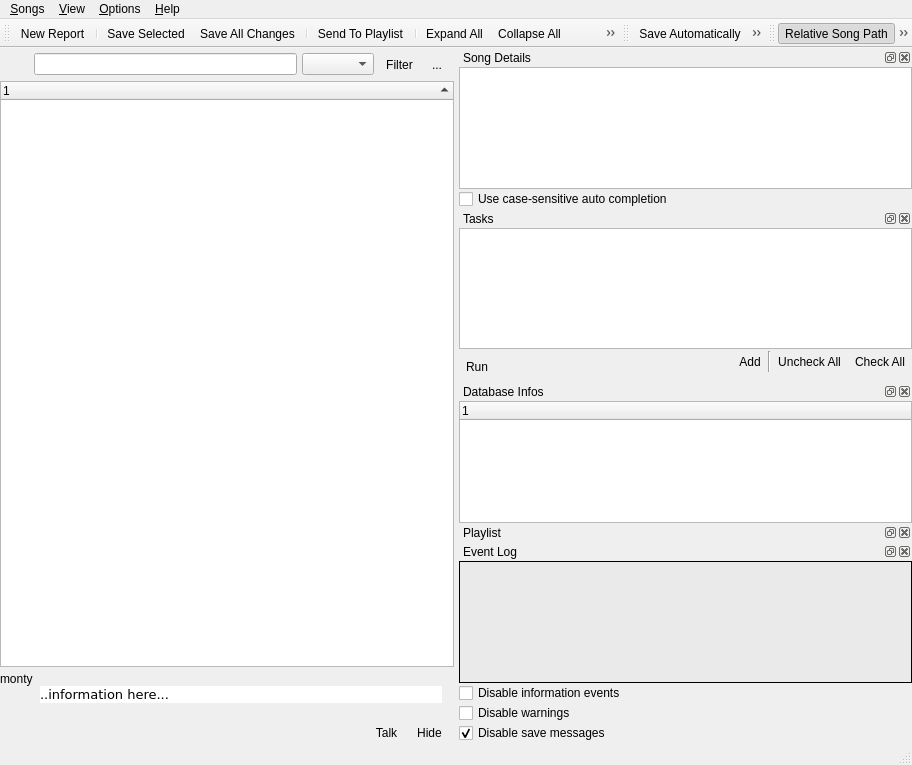
Before: the Qt Designer form uman/src/QUMainWindow.ui in UltraStar-Deluxe/UltraStar-Manager, drawn with Qt 5.
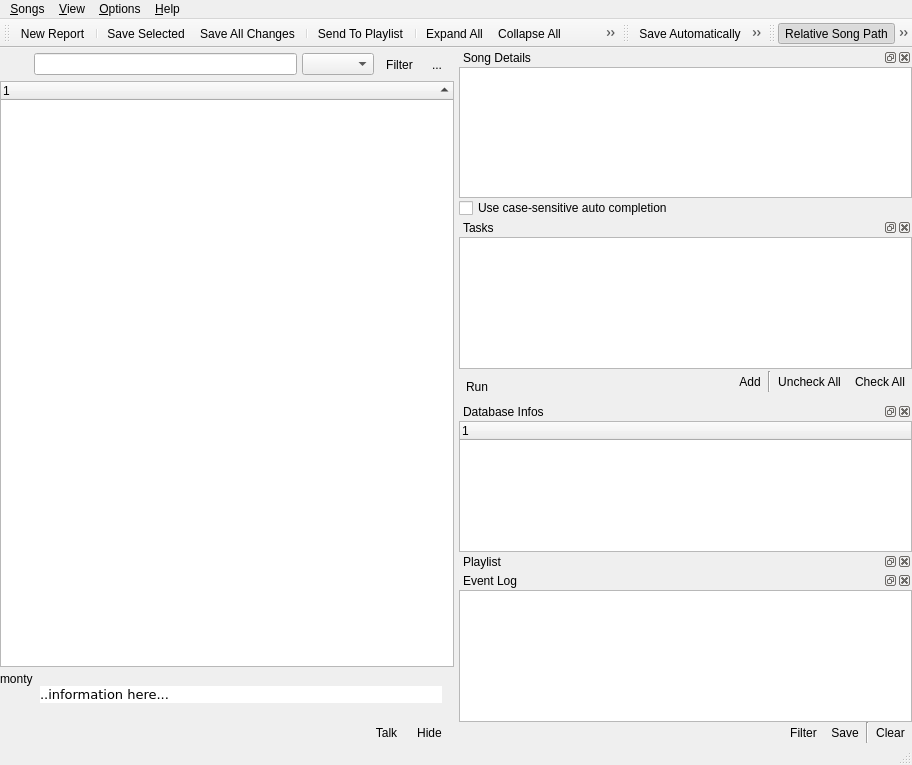
After: the same form once the commit is applied. Icons and pictures are not drawn. Custom widgets are drawn as their Qt base class.

Commit message: event logs changed; save/clear of log added

What changed in the file:
```diff
--- a/uman/src/QUMainWindow.ui
+++ b/uman/src/QUMainWindow.ui
@@ -593,7 +593,7 @@
            <x>0</x>
            <y>20</y>
            <width>451</width>
-           <height>133</height>
+           <height>142</height>
           </rect>
          </property>
          <layout class="QVBoxLayout" >
@@ -671,7 +671,7 @@
            <x>0</x>
            <y>20</y>
            <width>451</width>
-           <height>157</height>
+           <height>166</height>
           </rect>
          </property>
          <layout class="QVBoxLayout" >
@@ -867,7 +867,7 @@
            <x>0</x>
            <y>20</y>
            <width>451</width>
-           <height>114</height>
+           <height>123</height>
           </rect>
          </property>
          <layout class="QVBoxLayout" name="verticalLayout" >
@@ -938,7 +938,7 @@
            <x>0</x>
            <y>20</y>
            <width>451</width>
-           <height>175</height>
+           <height>148</height>
           </rect>
          </property>
          <layout class="QVBoxLayout" >
@@ -968,9 +968,9 @@
                <colorrole role="Base" >
                 <brush brushstyle="SolidPattern" >
                  <color alpha="255" >
-                  <red>234</red>
-                  <green>234</green>
-                  <blue>234</blue>
+                  <red>255</red>
+                  <green>255</green>
+                  <blue>255</blue>
                  </color>
                 </brush>
                </colorrole>
@@ -979,9 +979,9 @@
                <colorrole role="Base" >
                 <brush brushstyle="SolidPattern" >
                  <color alpha="255" >
-                  <red>234</red>
-                  <green>234</green>
-                  <blue>234</blue>
+                  <red>255</red>
+                  <green>255</green>
+                  <blue>255</blue>
                  </color>
                 </brush>
                </colorrole>
@@ -999,15 +999,6 @@
               </disabled>
              </palette>
             </property>
-            <property name="frameShape" >
-             <enum>QFrame::Box</enum>
-            </property>
-            <property name="frameShadow" >
-             <enum>QFrame::Plain</enum>
-            </property>
-            <property name="midLineWidth" >
-             <number>0</number>
-            </property>
             <property name="selectionMode" >
              <enum>QAbstractItemView::NoSelection</enum>
             </property>
@@ -1023,40 +1014,91 @@
            </widget>
           </item>
           <item>
-           <widget class="QCheckBox" name="disableInfoChk" >
+           <layout class="QHBoxLayout" name="horizontalLayout_5" >
+            <property name="spacing" >
+             <number>0</number>
+            </property>
+            <property name="sizeConstraint" >
+             <enum>QLayout::SetDefaultConstraint</enum>
+            </property>
+            <property name="leftMargin" >
+             <number>0</number>
+            </property>
+            <property name="topMargin" >
+             <number>0</number>
+            </property>
+            <item>
+             <spacer name="horizontalSpacer" >
+              <property name="orientation" >
+               <enum>Qt::Horizontal</enum>
+              </property>
+              <property name="sizeHint" stdset="0" >
+               <size>
+                <width>40</width>
+                <height>20</height>
+               </size>
+              </property>
+             </spacer>
+            </item>
+            <item>
+             <widget class="QToolButton" name="logOptionsBtn" >
             <property name="text" >
-             <string>Disable information events</string>
+               <string>Filter</string>
             </property>
             <property name="icon" >
              <iconset resource="images/uman.qrc" >
-              <normaloff>:/marks/information.png</normaloff>:/marks/information.png</iconset>
-            </property>
+                <normaloff>:/control/filter_log.png</normaloff>:/control/filter_log.png</iconset>
+              </property>
+              <property name="toolButtonStyle" >
+               <enum>Qt::ToolButtonTextBesideIcon</enum>
+              </property>
+              <property name="autoRaise" >
+               <bool>true</bool>
+              </property>
            </widget>
           </item>
           <item>
-           <widget class="QCheckBox" name="disableWarningChk" >
+             <widget class="QToolButton" name="logSaveBtn" >
             <property name="text" >
-             <string>Disable warnings</string>
+               <string>Save</string>
             </property>
             <property name="icon" >
              <iconset resource="images/uman.qrc" >
-              <normaloff>:/marks/error.png</normaloff>:/marks/error.png</iconset>
-            </property>
+                <normaloff>:/control/save.png</normaloff>:/control/save.png</iconset>
+              </property>
+              <property name="toolButtonStyle" >
+               <enum>Qt::ToolButtonTextBesideIcon</enum>
+              </property>
+              <property name="autoRaise" >
+               <bool>true</bool>
+              </property>
            </widget>
           </item>
           <item>
-           <widget class="QCheckBox" name="disableSaveChk" >
+             <widget class="Line" name="line_2" >
+              <property name="orientation" >
+               <enum>Qt::Vertical</enum>
+              </property>
+             </widget>
+            </item>
+            <item>
+             <widget class="QToolButton" name="logClearBtn" >
             <property name="text" >
-             <string>Disable save messages</string>
+               <string>Clear</string>
             </property>
             <property name="icon" >
              <iconset resource="images/uman.qrc" >
-              <normaloff>:/marks/disk.png</normaloff>:/marks/disk.png</iconset>
-            </property>
-            <property name="checked" >
+                <normaloff>:/control/bin.png</normaloff>:/control/bin.png</iconset>
+              </property>
+              <property name="toolButtonStyle" >
+               <enum>Qt::ToolButtonIconOnly</enum>
+              </property>
+              <property name="autoRaise" >
              <bool>true</bool>
             </property>
            </widget>
+            </item>
+           </layout>
           </item>
          </layout>
         </widget>
```
Lines whose indentation alone changed are shown as unchanged. The commit also changes 8 other files.
